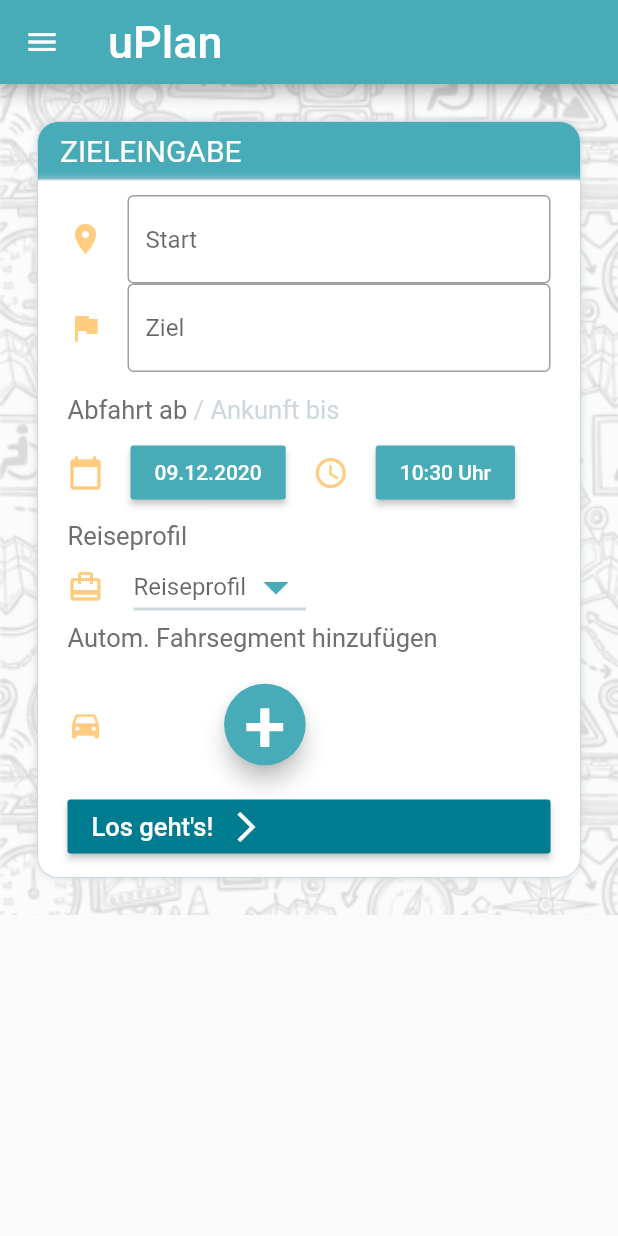
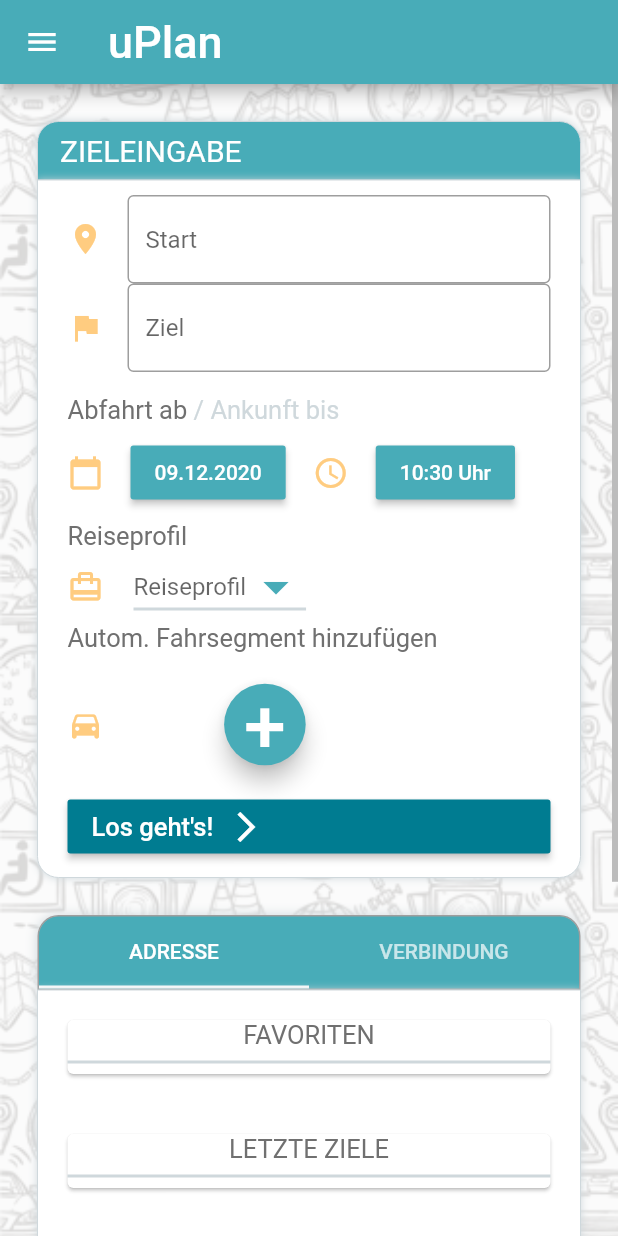
Before and after one commit to AlexDrexl/RoutenPlaner, a Flutter app: the RoutePlanning2 screen opened by its route, after a tap on the "home" icon, on a phone screen of 412 x 824 dp. Run offline on Flutter 3.47's test engine with Material 2 defaults, Android fonts, the phone set to English and light mode, and no system bars; our stand-ins replace sqflite; accounts and stored records are empty; Roboto replaces fonts that are missing (Tahoma).

Commit message:
Favoriten/Letzte Ziele

```diff
--- a/lib/footer.dart
+++ b/lib/footer.dart
@@ -1,8 +1,11 @@
 import 'package:flutter/cupertino.dart';
 import 'package:flutter/material.dart';
+import 'package:routenplaner/provider_classes/addresses.dart';
+import 'package:routenplaner/provider_classes/road_connections.dart';
 import 'package:routenplaner/route_planning2.dart';
 import 'route_planning.dart';
 import 'data/custom_colors.dart';
+import 'package:provider/provider.dart';
 
 class Footer extends StatelessWidget {
   @override
@@ -24,28 +27,6 @@
         child: Row(
           mainAxisAlignment: MainAxisAlignment.center,
           children: <Widget>[
-            /*Container(
-              decoration: BoxDecoration(
-                  color: myMiddleTurquoise,
-                  shape: BoxShape.circle,
-                  boxShadow: [
-                    BoxShadow(
-                        blurRadius: 10, color: Colors.white, spreadRadius: 5),
-                  ]),
-              child: CircleAvatar(
-                  radius: 30,
-                  backgroundColor: myMiddleTurquoise,
-                  child: IconButton(
-                    icon: Icon(
-                      Icons.arrow_back_ios,
-                      color: myWhite,
-                      size: 30,
-                    ),
-                    onPressed: (){
-                      Navigator.pop(context);
-                    },
-                  )),
-            ),*/
             Container(
               decoration: BoxDecoration(
                   color: myMiddleTurquoise,
@@ -59,6 +40,11 @@
                 child: IconButton(
                   icon: Icon(Icons.home, color: myWhite, size: 30),
                   onPressed: () {
+                    // Aktualisiere zuerst noch die Adresse und Verbindungen
+                    Provider.of<AddressCollection>(context, listen: false)
+                        .setAddresses();
+                    Provider.of<RoadConnections>(context, listen: false)
+                        .setRoadConnections();
                     Navigator.push(
                       context,
                       MaterialPageRoute(builder: (context) => RoutePlanning()),
@@ -67,83 +53,9 @@
                 ),
               ),
             ),
-            /*Container(
-              decoration: BoxDecoration(
-                  color: myMiddleTurquoise,
-                  shape: BoxShape.circle,
-                  boxShadow: [
-                    BoxShadow(
-                        blurRadius: 10, color: Colors.white, spreadRadius: 5),
-                  ]),
-              child: CircleAvatar(
-                radius: 30,
-                backgroundColor: myMiddleTurquoise,
-                child: IconButton(
-                  icon: Icon(Icons.arrow_forward_ios,
-                      color: wh_white, size: 30),
-                  onPressed: () {
-                    Navigator.push(
-                        context,
-                        MaterialPageRoute<Widget>(
-                            builder: (BuildContext context) =>
-                                RoutePlanning2()));
-                  },
-                ),
-              ),
-            ),*/
           ],
         ),
       ),
     );
-    /*BottomAppBar(
-        shape: CircularNotchedRectangle(),
-        color: myMiddleGrey,
-        child: new Row(
-          mainAxisSize: MainAxisSize.max,
-          //mainAxisAlignment: MainAxisAlignment.spaceBetween,
-          mainAxisAlignment: MainAxisAlignment.spaceAround,
-          //mainAxisAlignment: MainAxisAlignment.spaceEvenly,
-          children: <Widget>[
-            IconButton(
-              icon: Icon(Icons.arrow_back_ios, size: 30,),
-              onPressed: () {
-
-              },
-            ),
-            IconButton(
-              icon: Icon(Icons.home, size: 30),
-              onPressed: () {
-                Navigator.pushReplacementNamed(context, '/');
-              },
-            ),
-            IconButton(
-              icon: Icon(Icons.arrow_forward_ios, size: 30),
-              onPressed: () {
-                Navigator.pushReplacementNamed(context, '/other');
-
-                //geht beides
-                /*Navigator.push(context, MaterialPageRoute<Widget>(
-                    builder: (BuildContext context) => RoutePlanning2())
-                );*/
-              },
-            ),
-          ],
-        ),
-
-      );*/
   }
 }
-
-_buildNavItem(IconData icon) {
-  return CircleAvatar(
-    radius: 30,
-    backgroundColor: myMiddleTurquoise,
-    child: CircleAvatar(
-        radius: 25,
-        //backgroundColor: Colors.white.withOpacity(0.9),
-        child: Icon(
-          Icons.bubble_chart,
-          color: myMiddleGrey,
-        )),
-  );
-}
--- /dev/null
+++ b/lib/home_favorites/favorites.dart
@@ -0,0 +1,189 @@
+import 'package:flutter/material.dart';
+import 'package:routenplaner/data/custom_colors.dart';
+import 'package:provider/provider.dart';
+import 'package:routenplaner/provider_classes/addresses.dart';
+import 'package:routenplaner/provider_classes/road_connections.dart';
+
+class Favorites extends StatefulWidget {
+  @override
+  _FavoritesState createState() => _FavoritesState();
+}
+
+class _FavoritesState extends State<Favorites>
+    with SingleTickerProviderStateMixin {
+  // Tabcontroller, wird benötogt um Tabs anzeigen zu können
+  TabController _controller;
+  void initState() {
+    super.initState();
+    // Tab Bar, ADRESSE und VERBINDUNGEN
+    _controller = new TabController(length: 2, vsync: this);
+  }
+
+  // eine Zeile mit Icon und String
+  Widget informationRow({bool favourite, String text}) {
+    return Column(
+      children: [
+        SizedBox(height: 10),
+        Row(
+          mainAxisAlignment: MainAxisAlignment.start,
+          children: [
+            Icon(
+              favourite ? Icons.star : Icons.location_city_outlined,
+              size: 30,
+              color: myYellow,
+            ),
+            SizedBox(
+              width: 20,
+            ),
+            Expanded(
+              child: Text(
+                text,
+                style: TextStyle(color: myDarkGrey, fontSize: 15),
+              ),
+            ),
+            Icon(
+              Icons.forward,
+              color: myDarkGrey,
+            ),
+          ],
+        ),
+      ],
+    );
+  }
+
+  // Karte, die Überschrift, Icons und Texte enthält
+  Widget customCard(
+      {String title,
+      List<String> entries,
+      bool favorite,
+      BuildContext context}) {
+    return Card(
+      margin: EdgeInsets.all(20),
+      child: Column(
+        crossAxisAlignment: CrossAxisAlignment.center,
+        children: [
+          // Titel
+          Text(
+            title,
+            style: TextStyle(fontSize: 17, color: myDarkGrey),
+          ),
+          // Strich
+          Divider(
+            color: myMiddleGrey, //Colors.grey,
+            thickness: 2,
+          ),
+          Column(
+            children: entries.length > 0
+                ? entries
+                    .map((i) => informationRow(favourite: favorite, text: i))
+                    .toList()
+                : [Container()],
+          )
+        ],
+      ),
+    );
+  }
+
+  @override
+  Widget build(BuildContext context) {
+    return Column(
+      children: [
+        // Tab Bar,
+        Container(
+          margin: EdgeInsets.only(left: 25, right: 25),
+          decoration: BoxDecoration(
+            border: Border.all(width: 1, color: Colors.grey),
+            borderRadius: BorderRadius.only(
+                topRight: Radius.circular(14), topLeft: Radius.circular(14)),
+            color: myMiddleTurquoise, // Hexcolor('48ACB8'),
+            boxShadow: [
+              BoxShadow(
+                color: myMiddleGrey, //Colors.grey,
+                blurRadius: 6,
+              )
+            ],
+          ),
+          // Tab Bar mit ADRESSE UND VERBINDUNGEN
+          child: new TabBar(
+            controller: _controller,
+            indicatorColor: myWhite, //Colors.white,
+            labelColor: myWhite, //Colors.white,
+            tabs: [
+              Tab(
+                //icon: const Icon(Icons.flag),
+                text: 'ADRESSE',
+              ),
+              Tab(
+                //icon: const Icon(Icons.compare_arrows),
+                text: 'VERBINDUNG',
+              ),
+            ],
+          ),
+        ),
+        // Container für den Hintergund der TabBarView Inhalte
+        Container(
+          height: 480,
+          margin: EdgeInsets.only(left: 25, right: 25, bottom: 25),
+          // Nur ein bisschen Kosmetik
+          decoration: BoxDecoration(
+            border: Border.all(width: 0, color: myMiddleGrey),
+            borderRadius: BorderRadius.only(
+                bottomLeft: Radius.circular(14),
+                bottomRight: Radius.circular(14)),
+            color: myWhite, //Colors.white,
+            boxShadow: [
+              BoxShadow(
+                color: myMiddleGrey, //Colors.grey,
+                blurRadius: 4,
+              )
+            ],
+          ),
+          // inhalt der Tabs
+          child: TabBarView(
+            controller: _controller,
+            children: [
+              // Erster Tab, ADRESSEN
+              Consumer<AddressCollection>(
+                builder: (context, address, _) => Column(
+                  children: [
+                    // Card für die Favoriten Adressen
+                    customCard(
+                        title: "FAVORITEN",
+                        favorite: true,
+                        entries: address.favoriteAddress,
+                        context: context),
+                    // Card für die letzten Adressen
+                    customCard(
+                      title: "LETZTE ZIELE",
+                      favorite: false,
+                      entries: address.lastAddress,
+                      context: context,
+                    ),
+                  ],
+                ),
+              ),
+              // Zweiter Tab, VERBINDUNGEN
+              Consumer<RoadConnections>(
+                builder: (context, roadConnections, _) => Column(
+                  children: [
+                    customCard(
+                        title: "FAVORITEN",
+                        favorite: true,
+                        entries: roadConnections.favoriteConnections,
+                        context: context),
+                    customCard(
+                      title: "LETZTE VERBINDUNGEN",
+                      favorite: false,
+                      entries: roadConnections.lastConnections,
+                      context: context,
+                    ),
+                  ],
+                ),
+              )
+            ],
+          ),
+        )
+      ],
+    );
+  }
+}
--- /dev/null
+++ b/lib/provider_classes/addresses.dart
@@ -0,0 +1,105 @@
+import 'package:flutter/material.dart';
+import 'package:routenplaner/database/database_helper.dart';
+import 'package:sqflite/sqflite.dart';
+
+class AddressCollection with ChangeNotifier {
+  // Address COllection hat zwei zentrale Attribute,
+  // eine liste an letzten Adressen und eine Liste an Favorisierten Adressen
+  List<String> favoriteAddress = List<String>();
+  List<String> lastAddress = List<String>();
+
+  // Beim Öffnen die Adressen initialisieren, hier schon im Kosnturktor
+  // evtl noch ändern
+  AddressCollection() {
+    setAddresses();
+  }
+
+  //init Funktion, holt alle Adressen aus der Datenbank, basierend auf der
+  // UserID
+  // Idee: Speichere Start/Ziel Ort (insgesamt 50 oder so), gebe jederm Ort
+  // das Attribut wie oft aufgerufen, basierend darauf dann die Favoriten
+  // Angabe, bei Aufruf, erhöhe den Wert um 1
+  // folgender befehl sucht top 3: select top 3 * from Test order by f1 desc
+  void setAddresses() async {
+    print("SET ADDRESSES");
+
+    // NUR ZUM TESTEN TODO: LÖSCHEN
+    /*
+    Database db1 = await DatabaseHelper.instance.database;
+    await db1.rawDelete('''
+    DELETE FROM Address
+    ''');
+    DatabaseHelper.instance
+        .addAddressRow(userID: 1, addressName: "A", addressCalls: 1);
+    DatabaseHelper.instance
+        .addAddressRow(userID: 1, addressName: "B", addressCalls: 1);
+    DatabaseHelper.instance
+        .addAddressRow(userID: 1, addressName: "C", addressCalls: 2);
+    DatabaseHelper.instance
+        .addAddressRow(userID: 1, addressName: "D", addressCalls: 2);
+    print("SET ADDRESSES");
+    */
+    // NUR ZUM TESTEN
+
+    // Lösche bisherige Einträge, um Verdopplung zu vermeiden
+    favoriteAddress.clear();
+    lastAddress.clear();
+    // Suche zunächst die Favoriten Adressen, basierend wie oft aufgerufen,
+    // Datum egal
+    Database db = await DatabaseHelper.instance.database;
+    var favAdresses = await db.rawQuery('''
+    SELECT AddressName
+    FROM Address LEFT JOIN User
+    ON Address.UserID = User.ID
+    WHERE User.Selected = ?
+    ORDER BY AddressCalls DESC
+    LIMIT 3
+    ''', [1]);
+
+    // Suche letzte Adresse, wird nach dem AufrufDatum sortiert
+    var lastAddresses = await db.rawQuery('''
+    SELECT AddressName
+    FROM Address LEFT JOIN User
+    ON Address.UserID = User.ID
+    WHERE User.Selected = ?
+    ORDER BY Address.Date DESC
+    LIMIT 3
+    ''', [1]);
+    // Setze in lokale Variablen, in einer schleife, da eigentlich immer gleich lang
+    for (int i = 0; i < lastAddresses.length; i++) {
+      favoriteAddress.add(favAdresses[i]["AddressName"]);
+      lastAddress.add(lastAddresses[i]["AddressName"]);
+    }
+    notifyListeners();
+  }
+
+  // Falls die Adresse noch nicht gespeichert, füge diese hinzu
+  void addAddress(
+      {@required String addressName, @required DateTime timeNow}) async {
+    Database db = await DatabaseHelper.instance.database;
+    int selectedUserID = await DatabaseHelper.instance.getCurrentUserID();
+    var updatedAddresses = await db.rawUpdate('''
+    UPDATE Address
+    SET AddressCalls = AddressCalls + 1, Date = '${timeNow.toString()}'
+    WHERE UserID = ? AND AddressName = ?
+    ''', [selectedUserID, addressName]);
+    // Falls updatedAddresses = 0, Eintrag noch nicht vorhanden, füge hinzu
+    if (updatedAddresses == 0) {
+      DatabaseHelper.instance.addAddressRow(
+        userID: selectedUserID,
+        addressName: addressName,
+        addressCalls: 1,
+        timeNow: timeNow,
+      );
+    }
+  }
+
+  // Lösche alle Adressen, basierend auf der UserID
+  void deleteAllAddresses({@required int userID}) async {
+    Database db = await DatabaseHelper.instance.database;
+    db.rawDelete('''
+    DELETE FROM Address
+    WHERE UserID = ?
+    ''', [userID]);
+  }
+}
--- a/lib/provider_classes/final_routes.dart
+++ b/lib/provider_classes/final_routes.dart
@@ -40,6 +40,28 @@
       ),
     );
   }
+
+  // SIMULATION: Simuliere die automatisierten Segmente. Erstelle so mit einer
+  // random Funktion FÜNF zufällige Routen und zeige diese an
+  void computeFinalRoutes(
+      RouteDetails routeDetails, DesiredAutomSections desiredAutomSections) {
+    for (int i = 0; i < 5; i++) {
+      // Erzeuge das Objekt, das der Liste hinzugefügt werden soll
+      FinalRoute route = FinalRoute(
+        // Fülle zunächst alle bereits bekannten Werte in ein FinalRoute Objekt
+        routeLetter: String.fromCharCode("A".codeUnitAt(0) + i),
+        startDate: routeDetails.startDate,
+        startTime: routeDetails.startTime,
+      );
+    }
+  }
+
+  // TODO: HIER DIE ZEIT VON GOOGLE MAPS RETURNEN, SUMULIERE
+  // EINFACH MIT FESTEM WERT
+  int getTravelTime() {
+    return 90;
+  }
+
   // Aktualisierungsfunktion
   void refresh() => notifyListeners();
   // setze gewünschte Route
@@ -53,9 +75,9 @@
 // Dadurch einfach zu übergeben
 class FinalRoute {
   // Zeiten
-  DateTime startTime = DateTime(0);
+  TimeOfDay startTime = TimeOfDay(hour: 0, minute: 0);
   DateTime startDate = DateTime(0);
-  DateTime arrivalTime = DateTime(0);
+  TimeOfDay arrivalTime = TimeOfDay(hour: 0, minute: 0);
   DateTime arrivalDate = DateTime(0);
   DateTime duration = DateTime(0);
   DateTime automationDuration;
--- /dev/null
+++ b/lib/provider_classes/road_connections.dart
@@ -0,0 +1,117 @@
+import 'package:flutter/material.dart';
+import 'package:routenplaner/database/database_helper.dart';
+import 'package:sqflite/sqflite.dart';
+
+class RoadConnections with ChangeNotifier {
+  List<String> favoriteConnections = List<String>();
+  List<String> lastConnections = List<String>();
+
+  RoadConnections() {
+    setRoadConnections();
+  }
+
+  // Setze die Favoriten und letzten Ziele, müsste eigentlich nach jeder Änderung
+  // aufgerufen werden
+  void setRoadConnections() async {
+    print("SET ROAD CONNECTIONS");
+    favoriteConnections.clear();
+    lastConnections.clear();
+    Database db = await DatabaseHelper.instance.database;
+
+    // NUR FÜRS TESTEN TODO: LÖSCHEN
+    /*
+    await db.rawDelete('''
+    DELETE FROM RoadConnection
+    WHERE UserID = ?
+    ''', [1]);
+    await DatabaseHelper.instance.addConnectionRow(
+        userID: 1,
+        startLocation: "S1",
+        destinationLocation: "D1",
+        connectionCalls: 1);
+    await DatabaseHelper.instance.addConnectionRow(
+        userID: 1,
+        startLocation: "S2",
+        destinationLocation: "D2",
+        connectionCalls: 2);
+    await DatabaseHelper.instance.addConnectionRow(
+        userID: 1,
+        startLocation: "S3",
+        destinationLocation: "D3",
+        connectionCalls: 3);
+    await DatabaseHelper.instance.addConnectionRow(
+        userID: 1,
+        startLocation: "S4",
+        destinationLocation: "D4",
+        connectionCalls: 1);
+        */
+    // NUR FÜRS TESTEN
+
+    // Suche zunächst die Verbindungen, die am meisten verwendet wurden
+    var favCon = await db.rawQuery('''
+    SELECT StartLocation, DestinationLocation
+    FROM RoadConnection LEFT JOIN User
+    ON RoadConnection.UserID = User.ID
+    WHERE User.Selected = ?
+    ORDER BY ConnectionCalls DESC
+    LIMIT 3
+    ''', [1]);
+    // Suche nach den Verbindungen, die als letztes verwendet wurden, also
+    // die höchste ID haben
+    var lastCon = await db.rawQuery('''
+    SELECT StartLocation, DestinationLocation
+    FROM RoadConnection LEFT JOIN User
+    ON RoadConnection.UserID = User.ID
+    WHERE User.Selected = ?
+    ORDER BY RoadConnection.ID DESC
+    LIMIT 3
+    ''', [1]);
+    // Schreibe in die Localen Variablen, als formatierter String
+    // Theoretisch immer gleich lang
+    for (int i = 0; i < lastCon.length; i++) {
+      favoriteConnections.add(
+          "${favCon[i]["StartLocation"]} > ${favCon[i]["DestinationLocation"]}");
+      lastConnections.add(
+          "${lastCon[i]["StartLocation"]} > ${lastCon[i]["DestinationLocation"]}");
+    }
+    notifyListeners();
+  }
+
+  // Falls die Adresse nicht gespeichert, füge hinzu, erhöhe sonst nur den Aufrufwert um 1
+  void addRoadConnection(
+      {String start, String destination, @required DateTime timeNow}) async {
+    Database db = await DatabaseHelper.instance.database;
+    int selectedUserID = await DatabaseHelper.instance.getCurrentUserID();
+    var updatedRoadConnections = await db.rawUpdate('''
+    UPDATE RoadConnection
+    SET ConnectionCalls = ConnectionCalls + 1, Date = '${timeNow.toString()}'
+    WHERE UserID = ? AND StartLocation = ? AND DestinationLocation = ?
+    ''', [selectedUserID, start, destination]);
+    // Falls dieser Eintrag noch nicht vorhanden, füge hinzu
+    if (updatedRoadConnections == 0) {
+      DatabaseHelper.instance.addConnectionRow(
+        userID: selectedUserID,
+        startLocation: start,
+        destinationLocation: destination,
+        connectionCalls: 1,
+        timeNow: timeNow,
+      );
+    }
+  }
+}
+/*
+Database db = await DatabaseHelper.instance.database;
+    int selectedUserID = await DatabaseHelper.instance.getCurrentUserID();
+    var updatedAddresses = await db.rawUpdate('''
+    UPDATE Address
+    SET AddressCalls = AddressCalls + 1
+    WHERE UserID = ? AND AddressName = ?
+    ''', [selectedUserID, addressName]);
+    // Falls updatedAddresses = 0, Eintrag noch nicht vorhanden, füge hinzu
+    if (updatedAddresses == 0) {
+      DatabaseHelper.instance.addAddressRow(
+        userID: selectedUserID,
+        addressName: addressName,
+        addressCalls: 1,
+      );
+ */
--- a/lib/route_planning.dart
+++ b/lib/route_planning.dart
@@ -1,4 +1,5 @@
 import 'package:flutter/material.dart';
+import 'package:routenplaner/home_favorites/favorites.dart';
 import 'data/custom_colors.dart';
 
 import 'drawer/drawer_home.dart';
@@ -43,7 +44,8 @@
             child: Column(children: [
               // Hier der eigentliche Seiteninhalt
               Destinationinput(), // Gesamte Zieleingabe
-              // FavoriteRoutes(), // Favoriten
+              // FavoriteRoutes(), // Favoriten, alt
+              Favorites(),
             ]),
           ),
         ),
```
Also changed, not shown: lib/database/database_helper.dart (+33 -39 lines), lib/home_destination_input/destinationinput_details.dart (+21 -1 lines), lib/main.dart (+8 -0 lines), lib/provider_classes/travel_profiles_collection.dart (+14 -12 lines), 1 other file.
